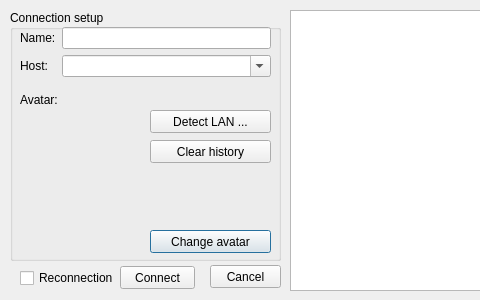
Mogara/QSanguosha-For-Hegemony, file src/dialog/connectiondialog.ui: the form before one commit; both pictures show x 0 to 480 and y 0 to 300 of the 780 by 300 pixel window.
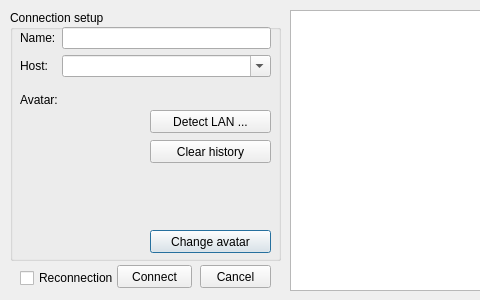
The form after the commit.

Commit message: adjust the position of cancel button on connection dialog

```diff
--- a/src/dialog/connectiondialog.ui
+++ b/src/dialog/connectiondialog.ui
@@ -180,7 +180,7 @@
   <widget class="QPushButton" name="cancelButton">
    <property name="geometry">
     <rect>
-     <x>210</x>
+     <x>200</x>
      <y>265</y>
      <width>71</width>
      <height>23</height>
@@ -193,8 +193,8 @@
   <widget class="QPushButton" name="connectButton">
    <property name="geometry">
     <rect>
-     <x>120</x>
-     <y>266</y>
+     <x>117</x>
+     <y>265</y>
      <width>75</width>
      <height>23</height>
     </rect>
```
